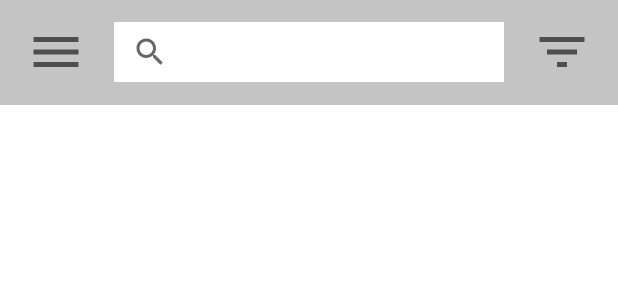
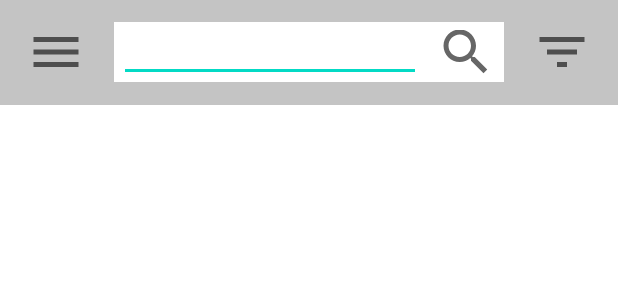
Before and after one commit to DafiMjd/NewsApp, an Android app: the layout header.xml on its own in the app's theme, with its tools: preview values and no code run, on a phone screen of 412 x 824 dp. Shown: the top 300 px of the screen. Run offline under Robolectric (Android 15) with nearby library versions, the phone set to English and light mode, and no system bars.

Commit message:
merubah tampilan serach bar

```diff
--- /dev/null
+++ b/app/src/main/res/drawable/ic_search.xml
@@ -0,0 +1,5 @@
+<vector android:height="40dp" android:tint="?attr/colorControlNormal"
+    android:viewportHeight="24" android:viewportWidth="24"
+    android:width="40dp" xmlns:android="http://schemas.android.com/apk/res/android">
+    <path android:fillColor="@android:color/white" android:pathData="M15.5,14h-0.79l-0.28,-0.27C15.41,12.59 16,11.11 16,9.5 16,5.91 13.09,3 9.5,3S3,5.91 3,9.5 5.91,16 9.5,16c1.61,0 3.09,-0.59 4.23,-1.57l0.27,0.28v0.79l5,4.99L20.49,19l-4.99,-5zM9.5,14C7.01,14 5,11.99 5,9.5S7.01,5 9.5,5 14,7.01 14,9.5 11.99,14 9.5,14z"/>
+</vector>
--- a/app/src/main/res/layout/activity_main.xml
+++ b/app/src/main/res/layout/activity_main.xml
@@ -9,6 +9,7 @@
     <include layout="@layout/header"/>
     <include layout="@layout/footer"/>
 
+
     <FrameLayout
         android:id="@+id/container"
         android:layout_width="match_parent"
--- a/app/src/main/res/layout/header.xml
+++ b/app/src/main/res/layout/header.xml
@@ -18,30 +18,50 @@
         <ImageButton
             android:layout_width="wrap_content"
             android:layout_height="wrap_content"
-            android:src="@drawable/ic_menu"
+            android:layout_alignParentLeft="true"
+            android:layout_centerVertical="true"
+            android:layout_marginLeft="10dp"
             android:background="@color/header_color"
-            android:layout_alignParentLeft="true"
-            android:layout_marginLeft="10dp"
-            android:layout_centerVertical="true"
-            />
+            android:src="@drawable/ic_menu" />
 
         <ImageButton
             android:layout_width="wrap_content"
             android:layout_height="wrap_content"
-            android:src="@drawable/ic_filter"
+            android:layout_alignParentRight="true"
+            android:layout_centerVertical="true"
+            android:layout_marginRight="10dp"
             android:background="@color/header_color"
-            android:layout_alignParentRight="true"
-            android:layout_marginRight="10dp"
-            android:layout_centerVertical="true"
-            />
+            android:src="@drawable/ic_filter" />
 
-        <SearchView
+        <RelativeLayout
+            android:id="@+id/searchLayout"
             android:layout_width="260dp"
             android:layout_height="40dp"
-            android:background="@color/white"
             android:layout_centerHorizontal="true"
             android:layout_centerVertical="true"
-            />
+            android:background="@color/white">
+
+            <ImageButton
+                android:id="@+id/searchBtn"
+                android:layout_width="wrap_content"
+                android:layout_height="wrap_content"
+                android:src="@drawable/ic_search"
+                android:layout_margin="5dp"
+                android:layout_alignParentRight="true"
+                android:background="@color/white"/>
+
+            <EditText
+                android:id="@+id/searchNews"
+                android:layout_width="match_parent"
+                android:layout_height="match_parent"
+                android:layout_marginRight="55dp"
+                android:layout_marginLeft="3dp"
+                android:textSize="16dp"
+                android:layout_alignParentLeft="true"/>
+
+        </RelativeLayout>
+
+
 
     </RelativeLayout>
 
```
